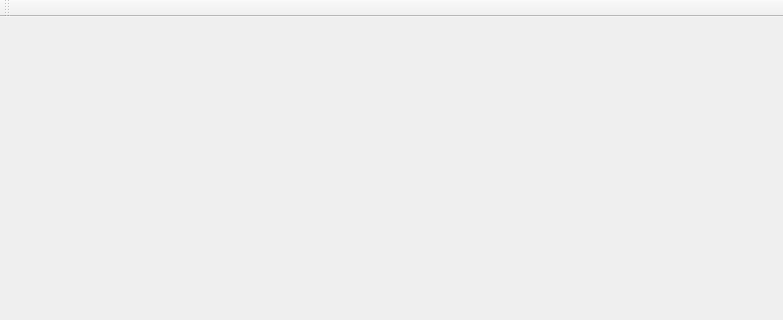
This is tools/modelviewer/ui/MainWindow.ui in AeonGames/AeonEngine as Qt 5 draws it before an edit; both pictures show x 0 to 783 and y 0 to 320 of the 783 by 613 pixel window. The edited form follows.
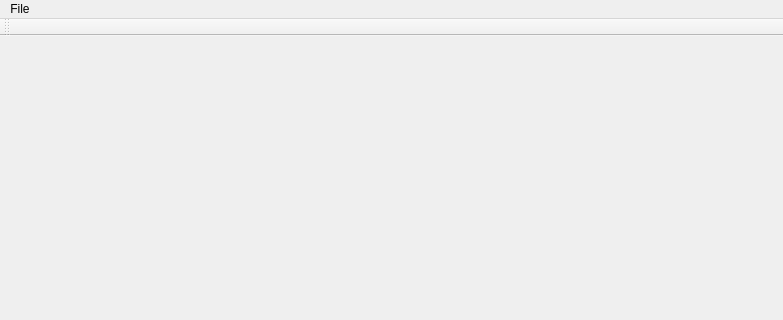
This is the edited form.

What changed in the file:
```diff
--- a/tools/modelviewer/ui/MainWindow.ui
+++ b/tools/modelviewer/ui/MainWindow.ui
@@ -41,6 +41,13 @@
      <height>21</height>
     </rect>
    </property>
+   <widget class="QMenu" name="menuFile">
+    <property name="title">
+     <string>File</string>
+    </property>
+    <addaction name="actionOpen"/>
+   </widget>
+   <addaction name="menuFile"/>
   </widget>
   <widget class="QStatusBar" name="statusbar"/>
   <widget class="QToolBar" name="toolBar">
```
Left out of the diff: 8 changed lines with no effect on the pictures.
